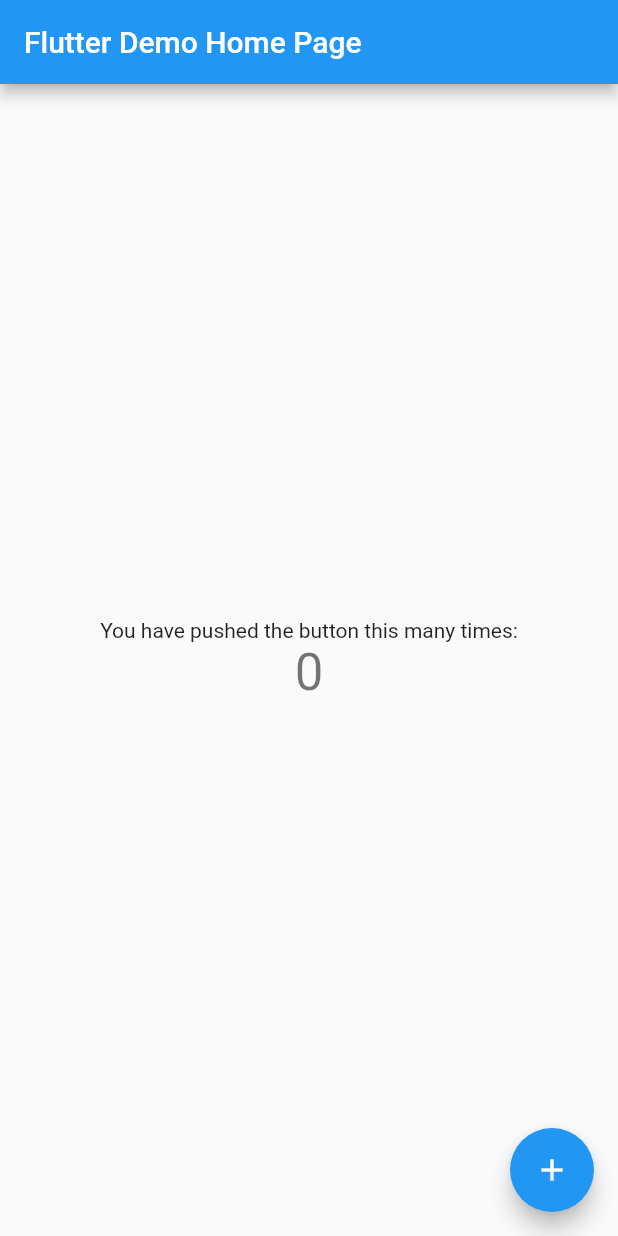
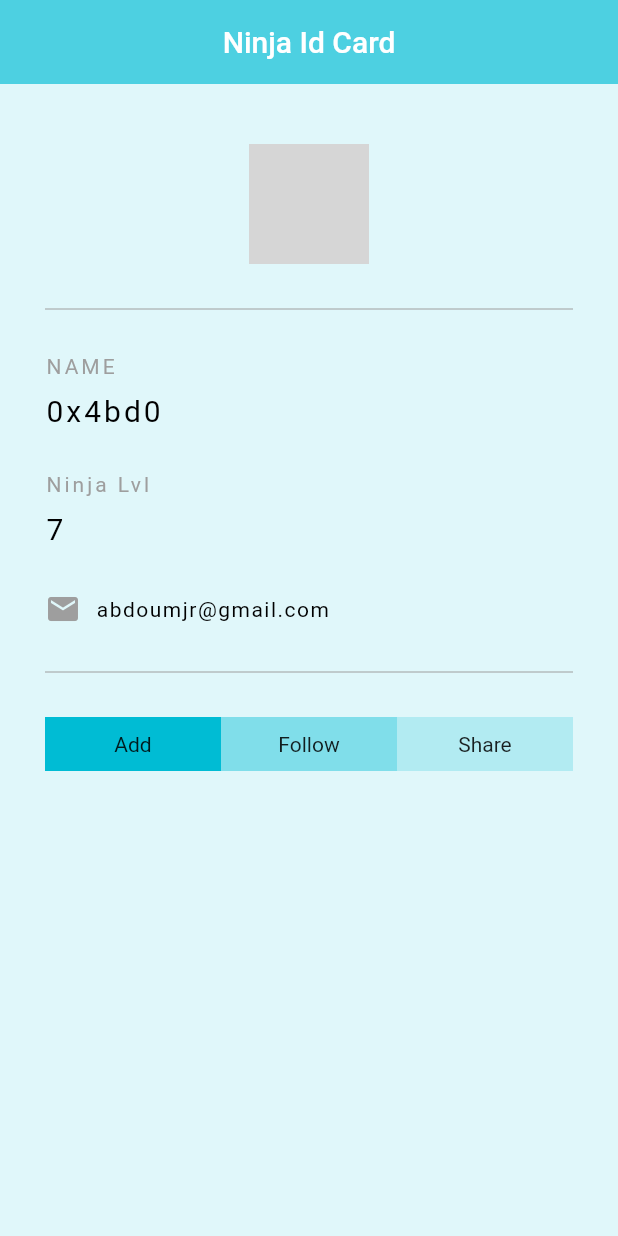
Before and after one commit to 0x4bd0/ninja_id, a Flutter app: the screen it shows after launch, on a phone screen of 412 x 824 dp. Run offline on Flutter 3.47's test engine with Material 2 defaults, Android fonts, the phone set to English and light mode, and no system bars; network calls fail; grey boxes are pictures that could not be loaded.

Commit message:
ninja id done ^^

```diff
--- a/lib/main.dart
+++ b/lib/main.dart
@@ -1,117 +1,110 @@
 import 'package:flutter/material.dart';
 
 void main() {
-  runApp(MyApp());
+  runApp( MaterialApp(
+    home : NinjaCard()
+  ) );
 }
 
-class MyApp extends StatelessWidget {
-  // This widget is the root of your application.
+
+
+class NinjaCard extends StatelessWidget {
   @override
+
   Widget build(BuildContext context) {
-    return MaterialApp(
-      title: 'Flutter Demo',
-      theme: ThemeData(
-        // This is the theme of your application.
-        //
-        // Try running your application with "flutter run". You'll see the
-        // application has a blue toolbar. Then, without quitting the app, try
-        // changing the primarySwatch below to Colors.green and then invoke
-        // "hot reload" (press "r" in the console where you ran "flutter run",
-        // or simply save your changes to "hot reload" in a Flutter IDE).
-        // Notice that the counter didn't reset back to zero; the application
-        // is not restarted.
-        primarySwatch: Colors.blue,
-        // This makes the visual density adapt to the platform that you run
-        // the app on. For desktop platforms, the controls will be smaller and
-        // closer together (more dense) than on mobile platforms.
-        visualDensity: VisualDensity.adaptivePlatformDensity,
-      ),
-      home: MyHomePage(title: 'Flutter Demo Home Page'),
+    return Scaffold(
+       backgroundColor: Colors.cyan[50],
+       appBar : AppBar(
+         title : Text('Ninja Id Card'),
+         centerTitle: true,
+         backgroundColor: Colors.cyan[300],
+         elevation: 0,
+       ),
+       body : Padding(
+         padding: EdgeInsets.fromLTRB(30, 40, 30, 0),
+         child : Column(
+           crossAxisAlignment: CrossAxisAlignment.start,
+           children: [
+             Center(child:
+             CircleAvatar(
+               backgroundImage: NetworkImage('http://www.pngall.com/wp-content/uploads/2016/06/Ninja-PNG.png'),
+               backgroundColor: Colors.cyan,
+               radius: 40,
+             )),
+             Divider(height: 60, color: Colors.grey,),
+             Text('NAME',
+             style: TextStyle(
+               color: Colors.grey,
+               letterSpacing: 2
+             )),
+             SizedBox(height: 10,),
+              Text('0x4bd0',
+             style: TextStyle(
+               color: Colors.black,
+               letterSpacing: 2,
+               fontSize: 20
+             )),
+              SizedBox(height: 30,),
+              Text('Ninja Lvl',
+             style: TextStyle(
+               color: Colors.grey,
+               letterSpacing: 2
+             )),
+             SizedBox(height: 10,),
+              Text('7',
+             style: TextStyle(
+               color: Colors.black,
+               letterSpacing: 2,
+               fontSize: 20
+             )),
+             SizedBox(height: 30,),
+             Row(
+              children: [
+                Icon(
+                  Icons.email,
+                color: Colors.grey),
+                SizedBox(width: 10),
+                Text(
+                  'abdoumjr@gmail.com',
+                  style: TextStyle(
+                    color: Colors.black,
+                    letterSpacing: 1
+                  ),
+                )
+              ],
+             ),
+            Divider(height: 60, color: Colors.grey,),
+            Row(
+              children: [
+                  Expanded(
+                    flex : 1,
+                    child: Container(
+                      padding : EdgeInsets.all(10),
+                      child: Text('Add',textAlign: TextAlign.center,),
+                      color : Colors.cyan
+                    ),
+                  ),
+                   Expanded(
+                     flex : 1,
+                    child: Container(
+                      padding : EdgeInsets.all(10),
+                      child: Text('Follow',textAlign: TextAlign.center,),
+                      color : Colors.cyan[200]
+                    ),
+                  ),
+                  Expanded(
+                    flex : 1,
+                    child: Container(
+                     padding : EdgeInsets.all(10),
+                      child: Text('Share',textAlign: TextAlign.center,),
+                      color : Colors.cyan[100]
+                    ),
+                  ),
+              ],
+            )
+           ],
+           )
+         )
     );
   }
 }
-
-class MyHomePage extends StatefulWidget {
-  MyHomePage({Key key, this.title}) : super(key: key);
-
-  // This widget is the home page of your application. It is stateful, meaning
-  // that it has a State object (defined below) that contains fields that affect
-  // how it looks.
-
-  // This class is the configuration for the state. It holds the values (in this
-  // case the title) provided by the parent (in this case the App widget) and
-  // used by the build method of the State. Fields in a Widget subclass are
-  // always marked "final".
-
-  final String title;
-
-  @override
-  _MyHomePageState createState() => _MyHomePageState();
-}
-
-class _MyHomePageState extends State<MyHomePage> {
-  int _counter = 0;
-
-  void _incrementCounter() {
-    setState(() {
-      // This call to setState tells the Flutter framework that something has
-      // changed in this State, which causes it to rerun the build method below
-      // so that the display can reflect the updated values. If we changed
-      // _counter without calling setState(), then the build method would not be
-      // called again, and so nothing would appear to happen.
-      _counter++;
-    });
-  }
-
-  @override
-  Widget build(BuildContext context) {
-    // This method is rerun every time setState is called, for instance as done
-    // by the _incrementCounter method above.
-    //
-    // The Flutter framework has been optimized to make rerunning build methods
-    // fast, so that you can just rebuild anything that needs updating rather
-    // than having to individually change instances of widgets.
-    return Scaffold(
-      appBar: AppBar(
-        // Here we take the value from the MyHomePage object that was created by
-        // the App.build method, and use it to set our appbar title.
-        title: Text(widget.title),
-      ),
-      body: Center(
-        // Center is a layout widget. It takes a single child and positions it
-        // in the middle of the parent.
-        child: Column(
-          // Column is also a layout widget. It takes a list of children and
-          // arranges them vertically. By default, it sizes itself to fit its
-          // children horizontally, and tries to be as tall as its parent.
-          //
-          // Invoke "debug painting" (press "p" in the console, choose the
-          // "Toggle Debug Paint" action from the Flutter Inspector in Android
-          // Studio, or the "Toggle Debug Paint" command in Visual Studio Code)
-          // to see the wireframe for each widget.
-          //
-          // Column has various properties to control how it sizes itself and
-          // how it positions its children. Here we use mainAxisAlignment to
-          // center the children vertically; the main axis here is the vertical
-          // axis because Columns are vertical (the cross axis would be
-          // horizontal).
-          mainAxisAlignment: MainAxisAlignment.center,
-          children: <Widget>[
-            Text(
-              'You have pushed the button this many times:',
-            ),
-            Text(
-              '$_counter',
-              style: Theme.of(context).textTheme.headline4,
-            ),
-          ],
-        ),
-      ),
-      floatingActionButton: FloatingActionButton(
-        onPressed: _incrementCounter,
-        tooltip: 'Increment',
-        child: Icon(Icons.add),
-      ), // This trailing comma makes auto-formatting nicer for build methods.
-    );
-  }
-}
```
Also changed, not shown: 1 other file.
